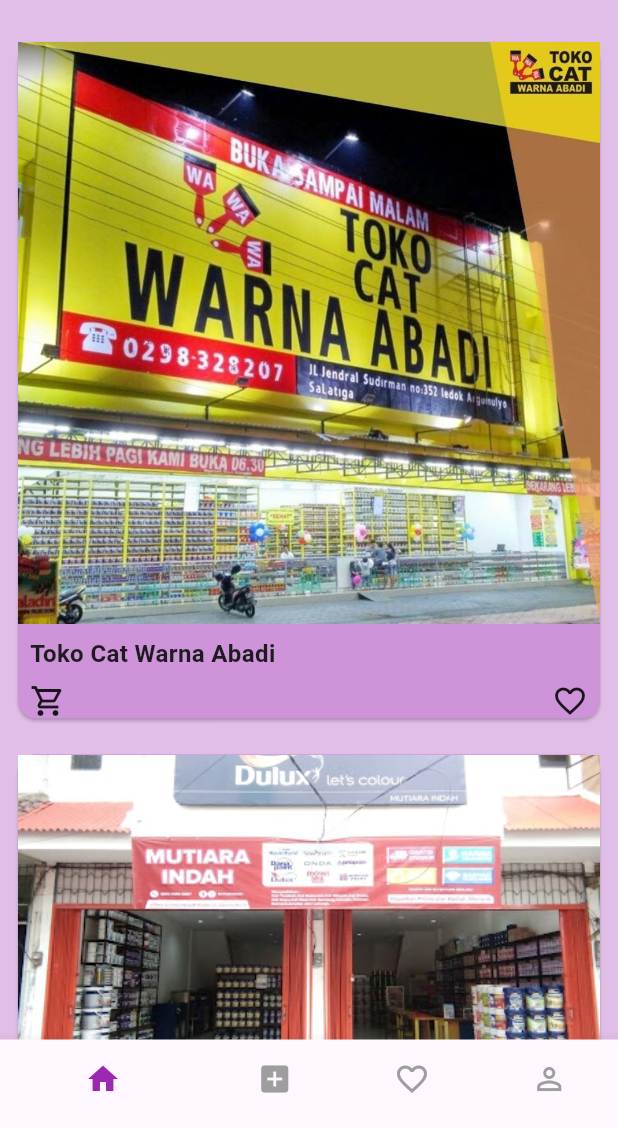
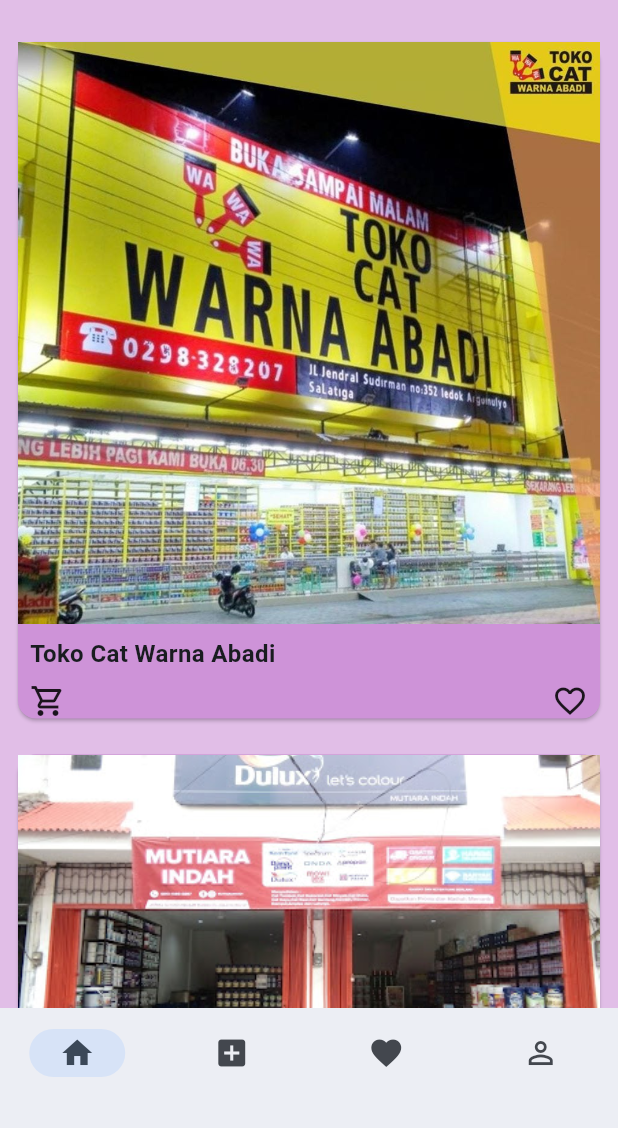
Before and after one commit to dannielrww/warnakita, a Flutter app: the screen it shows once a user with an empty profile is signed in, on a phone screen of 412 x 824 dp, the part 108-1236 px from its top. Run offline on Flutter 3.47's test engine with Material 3 defaults, Android fonts, the phone set to English and light mode, and no system bars; our stand-ins replace firebase_auth, firebase_core, google_sign_in; accounts and stored records are empty.

Commit message:
feat: functional navbar
now uses NabigationBar instead of BottomNavigationBar

```diff
--- a/lib/screens/home_screen.dart
+++ b/lib/screens/home_screen.dart
@@ -1,29 +1,63 @@
 import 'package:flutter/material.dart';
+import 'package:flutter/widgets.dart';
+import 'package:warnakita/screens/sign_in_screen.dart';
+import 'package:warnakita/screens/sign_up_screen.dart';
 
 void main() {
   runApp(HomeScreen());
 }
 
-class HomeScreen extends StatelessWidget {
+class HomeScreen extends StatefulWidget {
+
   @override
-  Widget build(BuildContext context) {
-    return MaterialApp(
-      home: HomePage(),
+  State<StatefulWidget> createState()
+    => HomeScreenState();
+}
+
+class HomeScreenState extends State<HomeScreen>
+{
+    int pageIndex = 0;
+
+    @override
+    Widget build(BuildContext context) {
+
+     const List<Widget> navbarItems = [
+        NavigationDestination(icon: Icon(Icons.home), label: ''),
+        NavigationDestination(icon: Icon(Icons.add_box), label: ''),
+        NavigationDestination(icon: Icon(Icons.favorite), label: ''),
+        NavigationDestination(icon: Icon(Icons.person_outline), label: ''),
+      ];
+
+    void onIndexChanged(int index)
+    {
+      setState(() {
+        pageIndex = index;
+      });
+    }
+
+      NavigationBar navBar = new NavigationBar(destinations: navbarItems, onDestinationSelected: onIndexChanged, selectedIndex: pageIndex);
+
+      Widget page1 = HomePage();
+      Widget page2 = SignInScreen();
+      Widget page3 = HomePage();
+      Widget page4 = SignUpScreen();
+      var pages = [page1,page2,page3,page4];
+
+  Widget getActivePage()
+  {
+    return pages[pageIndex];
+  }
+
+    return Scaffold(
+      body: getActivePage(),
+      bottomNavigationBar: navBar,
     );
   }
 }
 
 class HomePage extends StatelessWidget {
-  @override
-  Widget build(BuildContext context) {
-    return Scaffold(
-      appBar: AppBar(
-        backgroundColor: Colors.purple.shade100,
-        elevation: 0,
-        toolbarHeight: 0, // Hides the AppBar
-      ),
-      backgroundColor: Colors.purple.shade100,
-      body: SafeArea(
+
+  var homeScreenBody = SafeArea(
         child: Column(
           children: [
             SearchBar(),
@@ -43,8 +77,20 @@
             ),
           ],
         ),
+      );
+
+
+  @override
+  Widget build(BuildContext context) {
+
+    return Scaffold(
+      appBar: AppBar(
+        backgroundColor: Colors.purple.shade100,
+        elevation: 0,
+        toolbarHeight: 0, // Hides the AppBar
       ),
-      bottomNavigationBar: BottomNavBar(),
+      backgroundColor: Colors.purple.shade100,
+      body: homeScreenBody,
     );
   }
 }
@@ -112,34 +158,3 @@
     );
   }
 }
-
-class BottomNavBar extends StatelessWidget {
-  @override
-  Widget build(BuildContext context) {
-    return BottomNavigationBar(
-      items: const [
-        BottomNavigationBarItem(
-          icon: Icon(Icons.home),
-          label: '',
-        ),
-        BottomNavigationBarItem(
-          icon: Icon(Icons.add_box),
-          label: '',
-        ),
-        BottomNavigationBarItem(
-          icon: Icon(Icons.favorite_border),
-          label: '',
-        ),
-        BottomNavigationBarItem(
-          icon: Icon(Icons.person_outline),
-          label: '',
-        ),
-      ],
-      backgroundColor: Colors.purple.shade100,
-      selectedItemColor: Colors.purple,
-      unselectedItemColor: Colors.grey,
-      showSelectedLabels: false,
-      showUnselectedLabels: false,
-    );
-  }
-}
```
